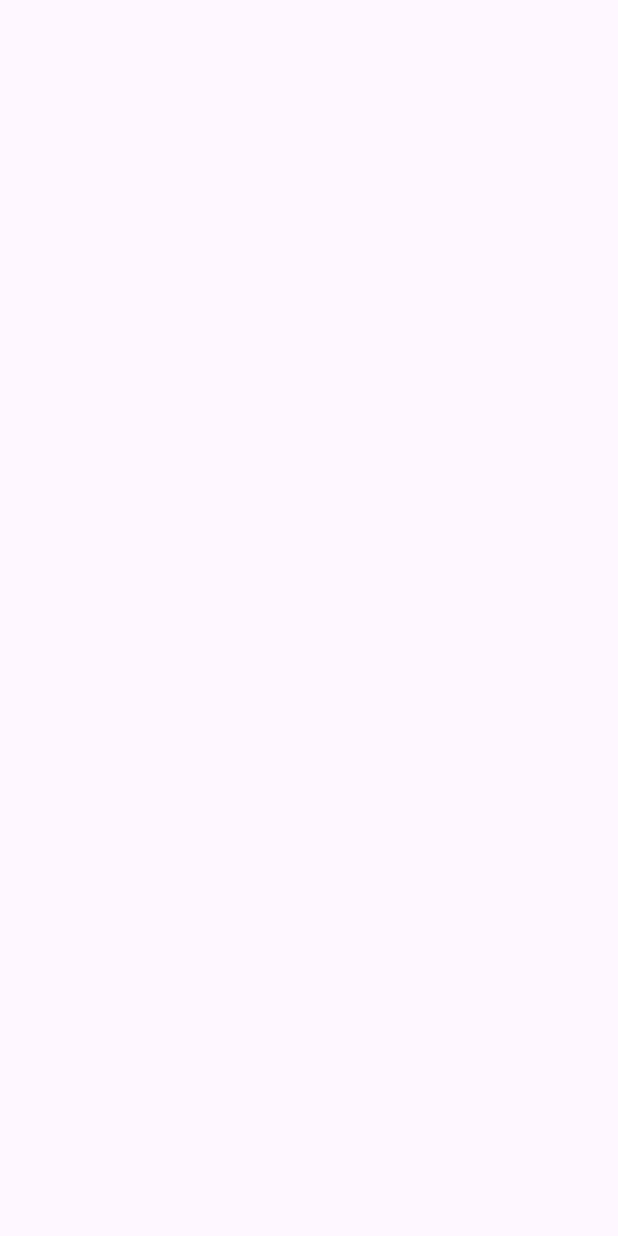
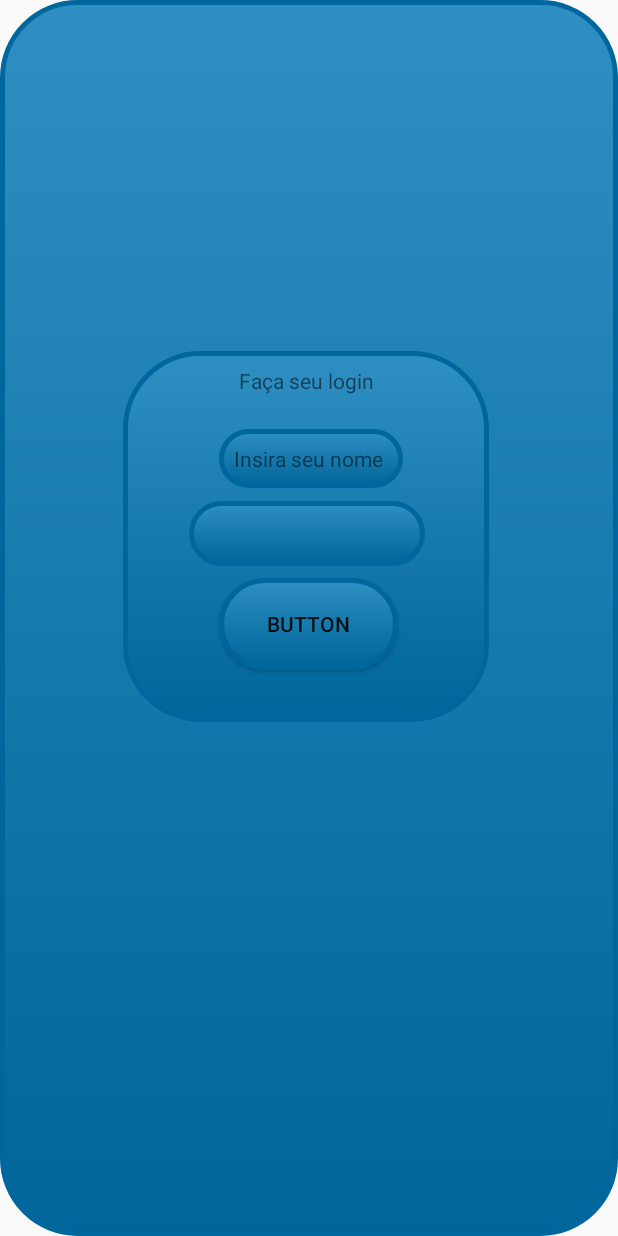
Before and after one commit to YasmimRap0S0/DDM_NATIVO_2025.1, an Android app: the screen it shows after launch (CicloDeVidaAtividadeLOG before the commit, MainActivity after it), on a phone screen of 412 x 824 dp. Before the commit the screen is empty. Run offline under Robolectric (Android 15) with nearby library versions, the phone set to English and light mode, and no system bars.

Commit message:
Atualizar tela inicial

```diff
--- a/app/src/main/AndroidManifest.xml
+++ b/app/src/main/AndroidManifest.xml
@@ -158,6 +158,14 @@
 
         </activity>
         <activity
+            android:name=".MainActivity"
+            android:exported="true" >
+            <intent-filter>
+                <action android:name="android.intent.action.MAIN" />
+                <category android:name="android.intent.category.LAUNCHER" />
+            </intent-filter>
+        </activity>
+        <activity
             android:name=".interface_grafica.ExemploLayout"
             android:exported="true" >
 
@@ -165,10 +173,7 @@
         <activity
             android:name=".introducao.CicloDeVidaAtividadeLOG"
             android:exported="true" >
-            <intent-filter>
-                <action android:name="android.intent.action.MAIN" />
-                <category android:name="android.intent.category.LAUNCHER" />
-            </intent-filter>
+
         </activity>
     </application>
 
--- /dev/null
+++ b/app/src/main/res/drawable/gradiente.xml
@@ -0,0 +1,21 @@
+<?xml version="1.0" encoding="UTF-8"?>
+<shape xmlns:android="http://schemas.android.com/apk/res/android" >
+
+    <gradient
+        android:angle="270"
+        android:startColor="#2e8fc2 "
+        android:endColor="#006599"/>
+
+    <stroke
+        android:width="3dp"
+        android:color="#00679e " />
+
+    <corners android:radius="50dp" />
+
+    <padding
+        android:bottom="10dp"
+        android:left="10dp"
+        android:right="10dp"
+        android:top="10dp" />
+
+</shape>
--- a/app/src/main/res/layout/activity_main.xml
+++ b/app/src/main/res/layout/activity_main.xml
@@ -4,33 +4,58 @@
     xmlns:tools="http://schemas.android.com/tools"
     android:layout_width="match_parent"
     android:layout_height="match_parent"
+    android:background="@drawable/gradiente"
+
     tools:context=".MainActivity">
+
+
+    <TextView
+        android:id="@+id/textView4"
+        android:layout_width="244dp"
+        android:layout_height="247dp"
+        android:layout_marginStart="72dp"
+        android:layout_marginTop="224dp"
+        android:background="@drawable/gradiente"
+        android:text="Faça seu login"
+        android:textAlignment="center"
+        app:layout_constraintStart_toStartOf="parent"
+        app:layout_constraintTop_toTopOf="parent" />
 
     <TextView
         android:id="@+id/textView5"
         android:layout_width="wrap_content"
         android:layout_height="wrap_content"
-        android:text="Hello World!"
+        android:layout_marginStart="64dp"
+        android:background="@drawable/gradiente"
+        android:text="Insira seu nome "
         app:layout_constraintBottom_toBottomOf="parent"
         app:layout_constraintEnd_toEndOf="parent"
-        app:layout_constraintStart_toStartOf="parent"
-        app:layout_constraintTop_toTopOf="parent" />
-
-    <TextView
-        android:id="@+id/textView4"
-        android:layout_width="559dp"
-        android:layout_height="330dp"
-        android:text="TextView"
-        tools:layout_editor_absoluteX="116dp"
-        tools:layout_editor_absoluteY="115dp" />
+        app:layout_constraintHorizontal_bias="0.0"
+        app:layout_constraintStart_toStartOf="@+id/textView4"
+        app:layout_constraintTop_toTopOf="@+id/textView4"
+        app:layout_constraintVertical_bias="0.096" />
 
     <EditText
         android:id="@+id/editTextNumberPassword"
-        android:layout_width="98dp"
-        android:layout_height="0dp"
+        android:layout_width="157dp"
+        android:layout_height="43dp"
+        android:layout_marginStart="44dp"
+        android:layout_marginTop="100dp"
+        android:background="@drawable/gradiente"
         android:ems="10"
         android:inputType="numberPassword"
-        tools:layout_editor_absoluteX="183dp"
-        tools:layout_editor_absoluteY="165dp" />
+        app:layout_constraintStart_toStartOf="@+id/textView4"
+        app:layout_constraintTop_toTopOf="@+id/textView4" />
+
+    <Button
+        android:id="@+id/button"
+        android:layout_width="119dp"
+        android:layout_height="61dp"
+        android:layout_marginStart="64dp"
+        android:layout_marginTop="8dp"
+        android:background="@drawable/gradiente"
+        android:text="Button"
+        app:layout_constraintStart_toStartOf="@+id/textView4"
+        app:layout_constraintTop_toBottomOf="@+id/editTextNumberPassword" />
 
 </androidx.constraintlayout.widget.ConstraintLayout>
--- a/app/src/main/res/values/colors.xml
+++ b/app/src/main/res/values/colors.xml
@@ -3,4 +3,5 @@
     <color name="black">#FF000000</color>
     <color name="white">#FFFFFFFF</color>
     <color name="verde">#FF00FF00</color>
+    <color name="vermelha">#FFFF0000</color>
 </resources>
--- a/app/src/main/res/values/themes.xml
+++ b/app/src/main/res/values/themes.xml
@@ -1,6 +1,6 @@
 <resources xmlns:tools="http://schemas.android.com/tools">
     <!-- Base application theme. -->
-    <style name="Base.Theme.DDM_NATIVO_20242" parent="Theme.Material3.DayNight.NoActionBar">
+    <style name="Base.Theme.DDM_NATIVO_20242" parent="Theme.AppCompat.DayNight.NoActionBar">
         <!-- Customize your light theme here. -->
         <!-- <item name="colorPrimary">@color/my_light_primary</item> -->
     </style>
```
